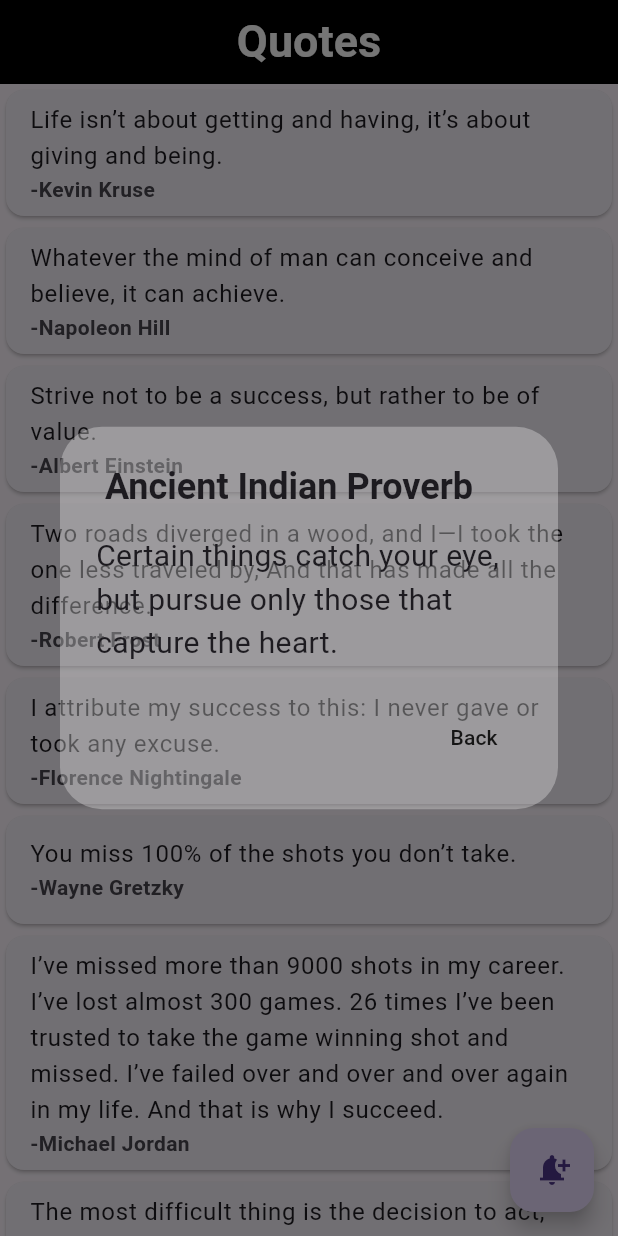
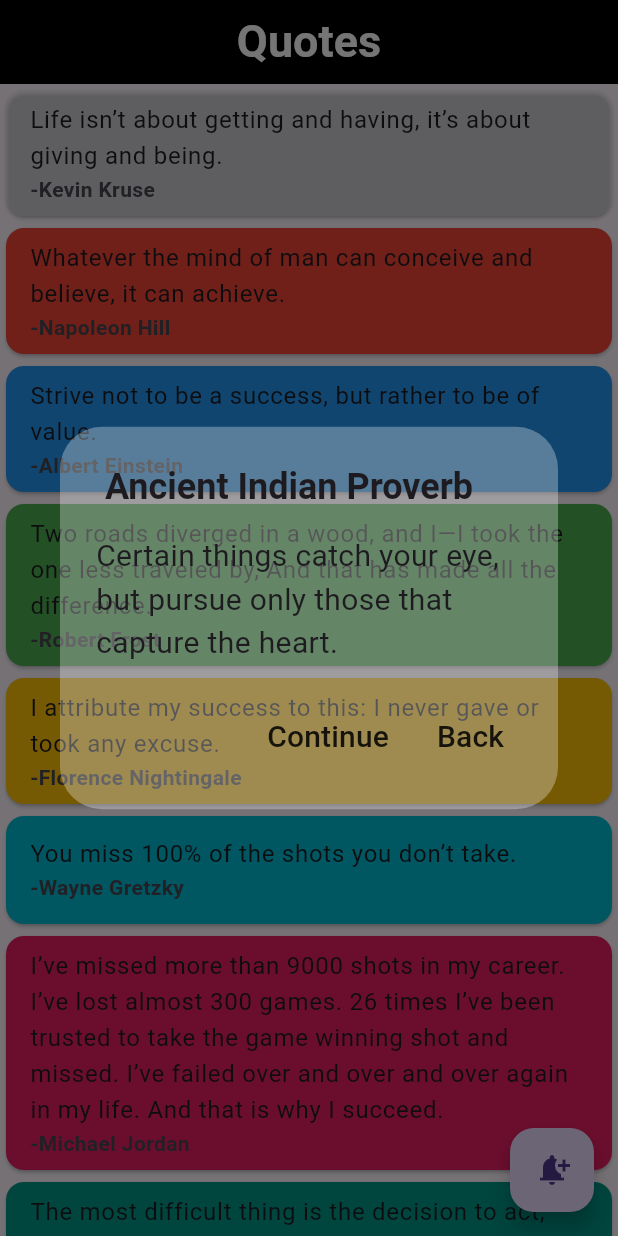
Before and after one commit to AishwaryaBaisane/quote_app_daily_task, a Flutter app: the screen it shows after launch, after a tap on the "notification add" icon, on a phone screen of 412 x 824 dp. Run offline on Flutter 3.47's test engine with Material 3 defaults, Android fonts, the phone set to English and light mode, and no system bars.

Commit message:
3/6/2024

```diff
--- a/lib/qutos/home/hompage.dart
+++ b/lib/qutos/home/hompage.dart
@@ -37,6 +37,7 @@ class _HomePageState extends State<HomePage> {
             children: List.generate(
               quotesModel!.QuotesList.length,
               (index) => Card(
+                color: colorList[index % colorList.length],
                 child: ListTile(
                   title: Text(quotesModel!.QuotesList[index].quote!),
                   subtitle: Text(
@@ -70,8 +71,17 @@ class _HomePageState extends State<HomePage> {
                       Navigator.of(context).pop();
                     },
                     child: Text(
+                      'Continue',
+                      style: TextStyle(color: Colors.black87,fontSize: 20),
+                    ),
+                  ),
+                  TextButton(
+                    onPressed: () {
+                      Navigator.of(context).pop();
+                    },
+                    child: Text(
                       'Back',
-                      style: TextStyle(color: Colors.black87),
+                      style: TextStyle(color: Colors.black87,fontSize: 20),
                     ),
                   ),
                 ],
```
